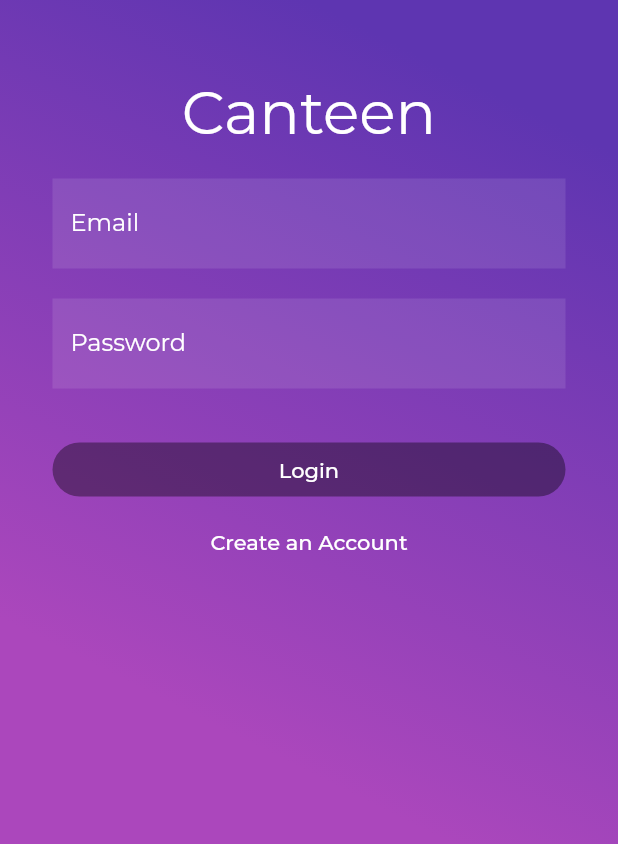
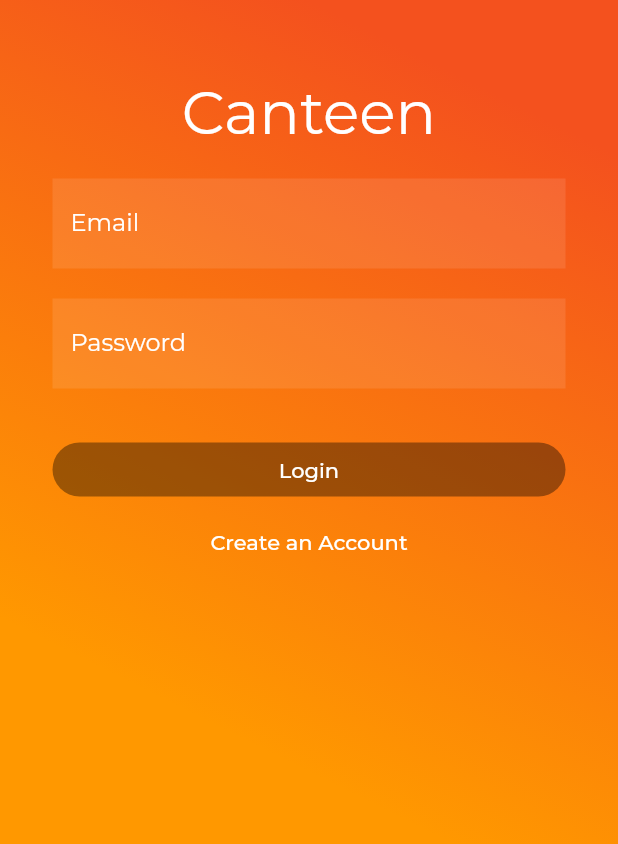
Before and after one commit to donchen225/canteen_frontend-1, a Flutter app: the screen it shows after launch, on a phone screen of 412 x 824 dp. Shown: the top 844 px of the screen. Run offline on Flutter 3.47's test engine with Material 2 defaults, Android fonts, the phone set to English and light mode, and no system bars; our stand-ins replace bloc, cached_network_image, cloud_firestore, cloud_functions, equatable, firebase_analytics and 8 more; accounts and stored records are empty.

Commit message:
changed home screen to orange

```diff
--- a/lib/screens/login/login_screen.dart
+++ b/lib/screens/login/login_screen.dart
@@ -8,8 +8,8 @@ import 'login_form.dart';
 
 class LoginScreen extends StatelessWidget {
   final UserRepository _userRepository;
-  final Color gradientStart = Colors.deepPurple[600];
-  final Color gradientEnd = Colors.purple[400];
+  final Color gradientStart = Colors.deepOrange[600];
+  final Color gradientEnd = Colors.orange[500];
 
   LoginScreen({Key key, @required UserRepository userRepository})
       : assert(userRepository != null),
```
